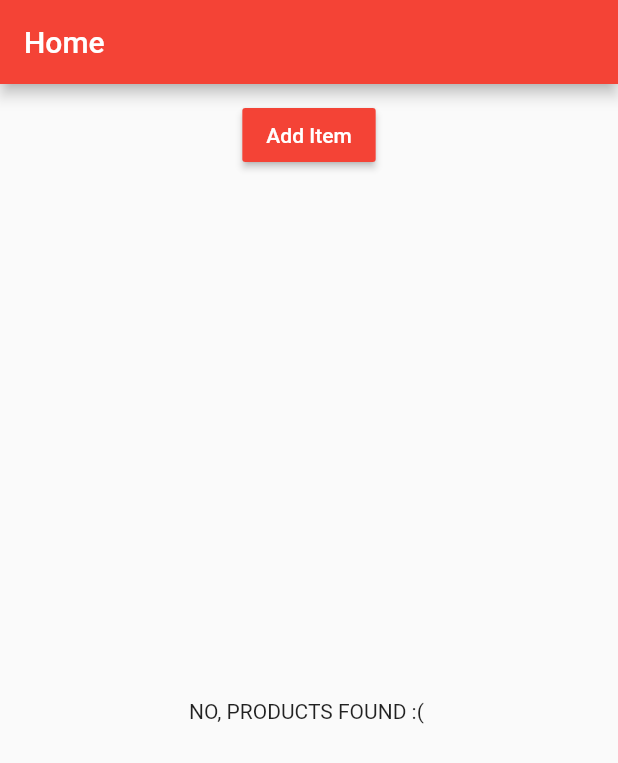
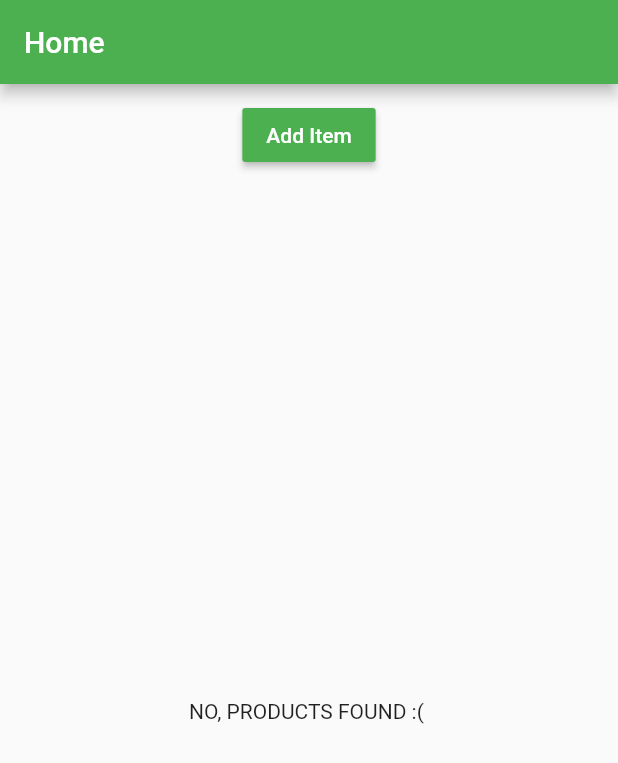
Before and after one commit to leo-elstin/flutter_kart, a Flutter app: the screen it shows after launch, on a phone screen of 412 x 824 dp. Shown: the top 763 px of the screen. Run offline on Flutter 3.47's test engine with Material 2 defaults, Android fonts, the phone set to English and light mode, and no system bars.

```diff
--- a/lib/main.dart
+++ b/lib/main.dart
@@ -1,5 +1,6 @@
 import 'package:flutter/material.dart';
-import 'product_manager.dart';
+
+import 'home/home.dart';
 
 main() => runApp(MyApp());
 
@@ -7,12 +8,9 @@ class MyApp extends StatelessWidget {
   @override
   Widget build(BuildContext context) {
     return MaterialApp(
-      theme: ThemeData(brightness: Brightness.light, primarySwatch: Colors.red),
-      home: Scaffold(
-          appBar: AppBar(
-            title: Text('Home'),
-          ),
-          body: ProductManager()),
+      theme:
+          ThemeData(brightness: Brightness.light, primarySwatch: Colors.green),
+      home: HomePage(),
     );
   }
 }
--- a/lib/product_controller.dart
+++ b/lib/product_controller.dart
@@ -12,7 +12,9 @@ class ProductController extends StatelessWidget {
       color: Theme.of(context).primaryColor,
       onPressed: () {
 
-        addProduct('');
+        addProduct({
+          'title' : 'Testing'
+        });
       },
       child: Text('Add Item', style:
       TextStyle(
--- a/lib/product_manager.dart
+++ b/lib/product_manager.dart
@@ -4,7 +4,7 @@ import 'product.dart';
 import 'product_controller.dart';
 
 class ProductManager extends StatefulWidget {
-  final String startingProduct;
+  final Map startingProduct;
 
   ProductManager({this.startingProduct});
 
@@ -15,7 +15,7 @@ class ProductManager extends StatefulWidget {
 }
 
 class _StateProductManager extends State<ProductManager> {
-  List<String> _products = [];
+  List<Map> _products = [];
 
   @override
   void initState() {
@@ -25,7 +25,7 @@ class _StateProductManager extends State<ProductManager> {
     super.initState();
   }
 
-  void _addProduct(String product) {
+  void _addProduct(Map product) {
     setState(() {
       _products.add(product);
     });
```
Also changed, not shown: lib/home/product_details.dart (added, +20 -0 lines), lib/product.dart (+17 -2 lines).
